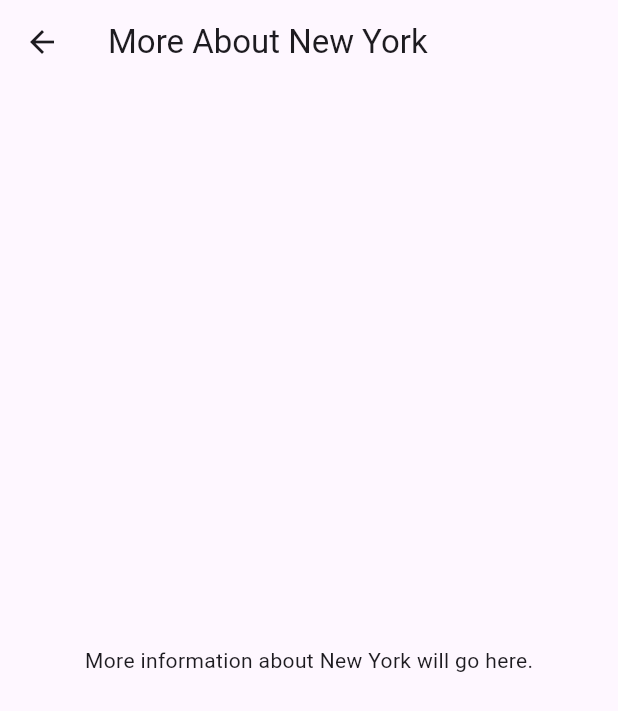
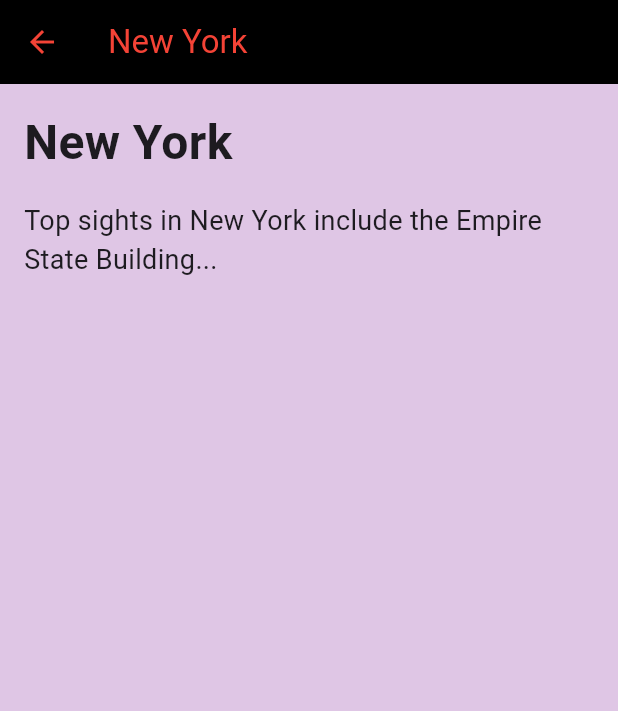
Before and after one commit to Aditya-Vasipalli/travel_diary, a Flutter app: the screen it shows after launch, scrolled down 226 dp, after a tap on "Know More", on a phone screen of 412 x 824 dp. Shown: the top 711 px of the screen. Run offline on Flutter 3.47's test engine with Material 3 defaults, Android fonts, the phone set to English and light mode, and no system bars.

Commit message:
Update more_info_page.dart

```diff
--- a/lib/more_info_page.dart
+++ b/lib/more_info_page.dart
@@ -1,18 +1,37 @@
+// more_info_page.dart
 import 'package:flutter/material.dart';
 
 class MoreInfoPage extends StatelessWidget {
   final String title;
+  final String detailedInfo; // Add a field for the detailed info
 
-  const MoreInfoPage({Key? key, required this.title}) : super(key: key);
+  const MoreInfoPage({super.key, required this.title, required this.detailedInfo});
 
   @override
   Widget build(BuildContext context) {
     return Scaffold(
       appBar: AppBar(
-        title: Text('More About $title'),
+        title: Text(title),
+        backgroundColor: Colors.black,
+        foregroundColor: Colors.red,
       ),
-      body: Center(
-        child: Text('More information about $title will go here.'),
+      backgroundColor: const Color.fromARGB(255, 223, 198, 229),
+      body: Padding(
+        padding: const EdgeInsets.all(16.0),
+        child: Column(
+          crossAxisAlignment: CrossAxisAlignment.start,
+          children: [
+            Text(
+              title,
+              style: const TextStyle(fontSize: 32, fontWeight: FontWeight.bold),
+            ),
+            const SizedBox(height: 16),
+            Text(
+              detailedInfo, // Display the detailed information here
+              style: const TextStyle(fontSize: 18),
+            ),
+          ],
+        ),
       ),
     );
   }
```
